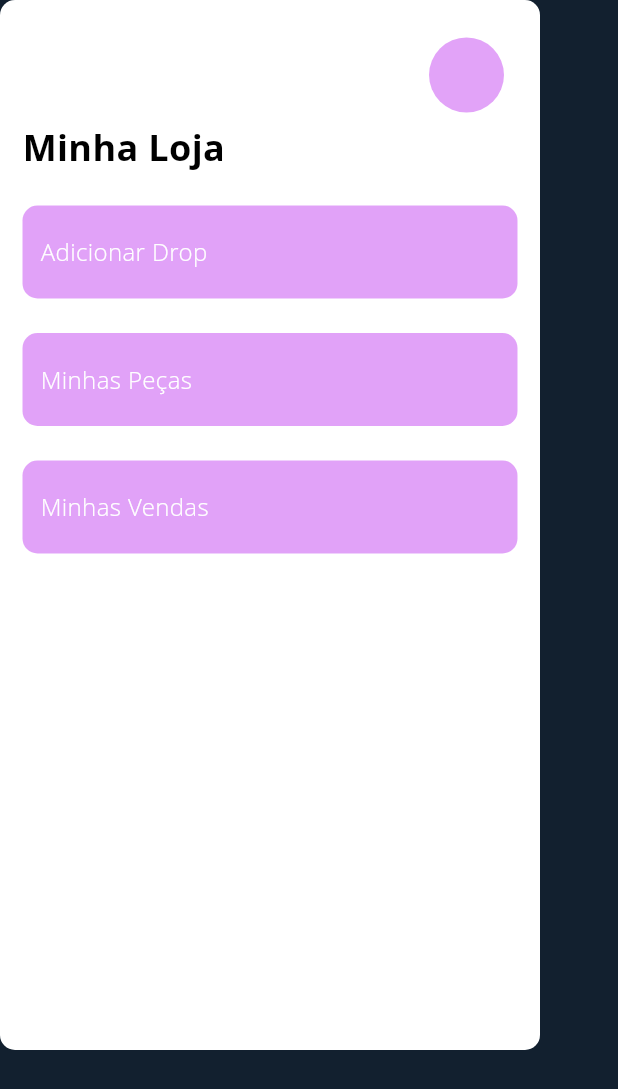
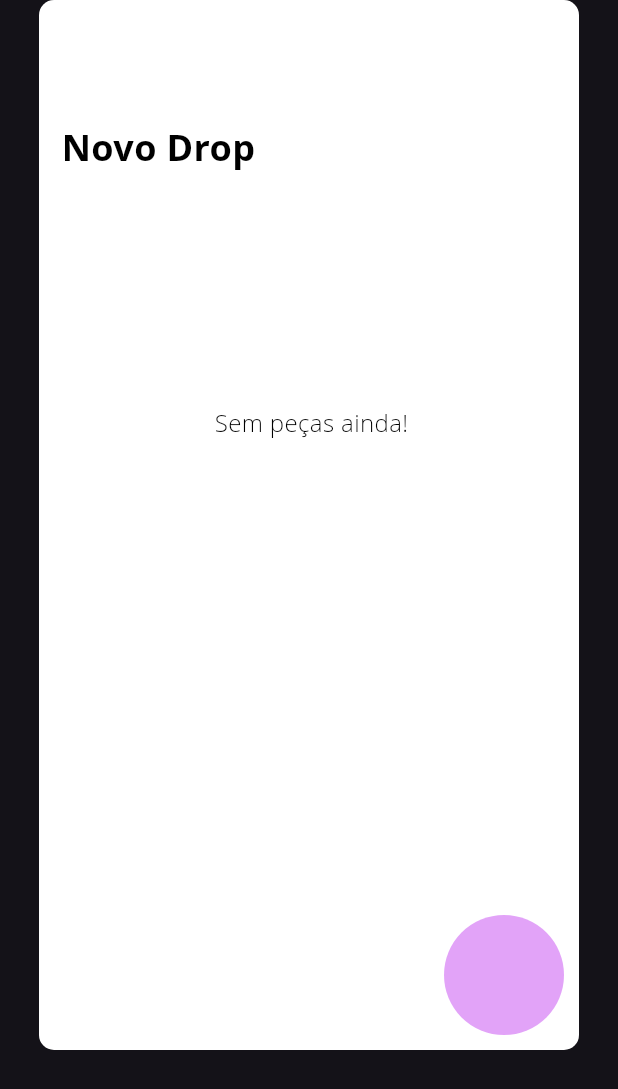
Before and after one commit to JoaoCosme/IHC, a Flutter app: the MinhaLoja widget shown alone on an empty page, opened directly, after a tap on "Adicionar Drop", on a phone screen of 412 x 824 dp. Shown: the top 1089 px of the screen. Run offline on Flutter 3.47's test engine with Material 3 defaults, Android fonts, the phone set to English and light mode, and no system bars; Roboto replaces fonts that are missing (Open Sans).

Commit message:
ihc: add add drop widget

```diff
--- a/ihc_segunda_costura/lib/minha_loja.dart
+++ b/ihc_segunda_costura/lib/minha_loja.dart
@@ -1,4 +1,5 @@
 import 'package:flutter/material.dart';
+import 'package:ihc_segunda_costura/novo_drop.dart';
 
 class MinhaLoja extends StatefulWidget {
   const MinhaLoja({super.key});
@@ -80,6 +81,11 @@ class _MinhaLojaState extends State<MinhaLoja> {
                                 InkWell(
                                   onTap: () {
                                     print("Adicionar drop");
+                                    Navigator.push(
+                                      context,
+                                      MaterialPageRoute(
+                                          builder: (context) => NovoDrop()),
+                                    );
                                   },
                                   child: const Row(
                                     mainAxisSize: MainAxisSize.min,
--- /dev/null
+++ b/ihc_segunda_costura/lib/novo_drop.dart
@@ -0,0 +1,124 @@
+import 'package:flutter/material.dart';
+
+class NovoDrop extends StatelessWidget {
+  const NovoDrop({super.key});
+
+  @override
+  Widget build(BuildContext context) {
+    return Material(
+        child: Column(
+      children: [
+        Container(
+          width: 360,
+          height: 700,
+          clipBehavior: Clip.antiAlias,
+          decoration: ShapeDecoration(
+            color: Colors.white,
+            shape: RoundedRectangleBorder(
+              borderRadius: BorderRadius.circular(10),
+            ),
+          ),
+          child: Stack(
+            children: [
+              Positioned(
+                left: 15,
+                top: 26,
+                child: Container(
+                  width: 24,
+                  height: 24,
+                  clipBehavior: Clip.antiAlias,
+                  decoration: const BoxDecoration(),
+                  child: const Stack(children: []),
+                ),
+              ),
+              const Positioned(
+                left: 15,
+                top: 81,
+                child: Column(
+                  mainAxisSize: MainAxisSize.min,
+                  mainAxisAlignment: MainAxisAlignment.start,
+                  crossAxisAlignment: CrossAxisAlignment.start,
+                  children: [
+                    Text(
+                      'Novo Drop',
+                      style: TextStyle(
+                        color: Colors.black,
+                        fontSize: 24,
+                        fontFamily: 'Open Sans',
+                        fontWeight: FontWeight.w700,
+                        height: 0,
+                      ),
+                    ),
+                  ],
+                ),
+              ),
+              Positioned(
+                left: 270,
+                top: 610,
+                child: Container(
+                  child: InkWell(
+                      onTap: () {
+                        print("Add peça!");
+                      },
+                      child: Row(
+                        mainAxisSize: MainAxisSize.min,
+                        mainAxisAlignment: MainAxisAlignment.start,
+                        crossAxisAlignment: CrossAxisAlignment.start,
+                        children: [
+                          Container(
+                            width: 80,
+                            height: 80,
+                            decoration: const ShapeDecoration(
+                              color: Color(0xFFE2A3F8),
+                              shape: OvalBorder(),
+                            ),
+                          ),
+                          const SizedBox(width: 10),
+                          Container(
+                            width: 30,
+                            height: 30,
+                            clipBehavior: Clip.antiAlias,
+                            decoration: BoxDecoration(
+                                color: Colors.white.withOpacity(0)),
+                            child: const Row(
+                              mainAxisSize: MainAxisSize.min,
+                              mainAxisAlignment: MainAxisAlignment.center,
+                              crossAxisAlignment: CrossAxisAlignment.center,
+                              children: [],
+                            ),
+                          ),
+                        ],
+                      )),
+                ),
+              ),
+              Positioned(
+                left: 107,
+                top: 261,
+                child: Container(
+                  padding: const EdgeInsets.all(10),
+                  child: const Row(
+                    mainAxisSize: MainAxisSize.min,
+                    mainAxisAlignment: MainAxisAlignment.center,
+                    crossAxisAlignment: CrossAxisAlignment.center,
+                    children: [
+                      Text(
+                        'Sem peças ainda!',
+                        style: TextStyle(
+                          color: Colors.black,
+                          fontSize: 16,
+                          fontFamily: 'Open Sans',
+                          fontWeight: FontWeight.w300,
+                          height: 0,
+                        ),
+                      ),
+                    ],
+                  ),
+                ),
+              ),
+            ],
+          ),
+        ),
+      ],
+    ));
+  }
+}
```
